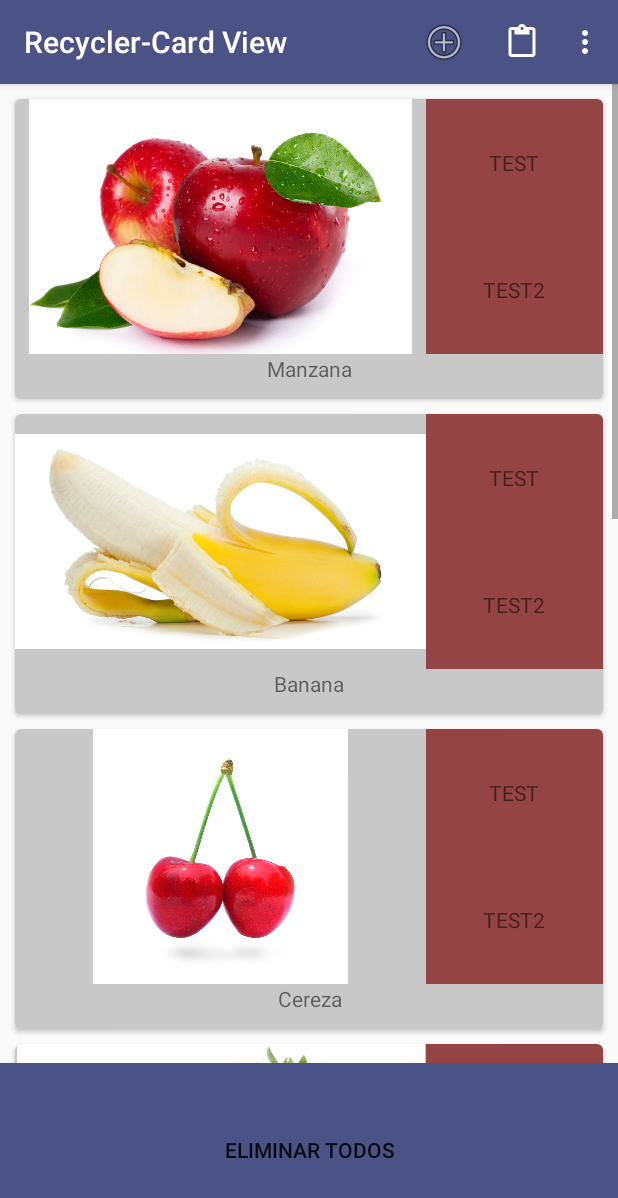
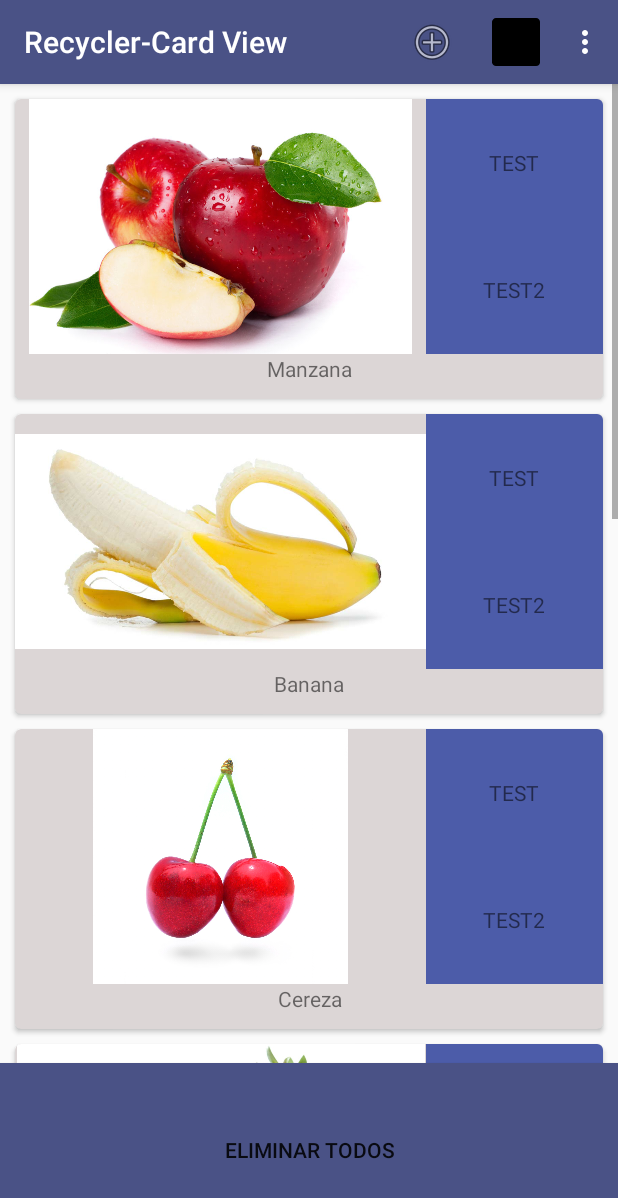
Before and after one commit to YJJProyectos/RecyclerView, an Android app: the MainActivity screen opened directly, with no data from a screen before it, on a phone screen of 412 x 824 dp. Shown: the top 1198 px of the screen. Run offline under Robolectric (Android 15) with nearby library versions, the phone set to English and light mode, and no system bars; our stand-ins replace ButterKnife, Picasso; pictures from the network do not load.

Commit message:
estilos de menu y main

```diff
--- a/app/src/main/res/layout/recycler_view_item.xml
+++ b/app/src/main/res/layout/recycler_view_item.xml
@@ -15,7 +15,7 @@
     android:layout_width="match_parent"
     android:clickable="true"
     android:focusable="true"
-    card_view:cardBackgroundColor="#c9c8c8"
+    card_view:cardBackgroundColor="#dcd6d6"
     android:foreground="?android:attr/selectableItemBackground"
     card_view:cardCornerRadius="4dp"
     xmlns:android="http://schemas.android.com/apk/res/android">
@@ -39,7 +39,7 @@
                 android:layout_width="0dp"
                 android:layout_weight="0.3"
                 android:layout_height="match_parent"
-                android:background="#944444"
+                android:background="#4c5ca9"
                 android:orientation="vertical">
                 <TextView
                     android:id="@+id/textTest"
--- a/app/src/main/res/menu/menu.xml
+++ b/app/src/main/res/menu/menu.xml
@@ -9,7 +9,7 @@
         app:showAsAction="always"></item>
     <item
         android:id="@+id/cambiarGrilla"
-        android:icon="?android:attr/actionModePasteDrawable"
+        android:icon="@mipmap/ic_list"
         android:title="Cambiar Grilla"
         app:showAsAction="always"></item>
     <item
--- /dev/null
+++ b/app/src/main/res/mipmap-anydpi-v26/ic_list.xml
@@ -0,0 +1,5 @@
+<?xml version="1.0" encoding="utf-8"?>
+<adaptive-icon xmlns:android="http://schemas.android.com/apk/res/android">
+    <!--<background android:drawable="@mipmap/ic_list_background"/>-->
+    <foreground android:drawable="@mipmap/ic_list_foreground"/>
+</adaptive-icon>
--- /dev/null
+++ b/app/src/main/res/mipmap-anydpi-v26/ic_list_round.xml
@@ -0,0 +1,5 @@
+<?xml version="1.0" encoding="utf-8"?>
+<adaptive-icon xmlns:android="http://schemas.android.com/apk/res/android">
+    <!--<background android:drawable="@mipmap/ic_list_background"/>-->
+    <foreground android:drawable="@mipmap/ic_list_foreground"/>
+</adaptive-icon>
```
Also changed, not shown: app/src/main/ic_list-web.png (added), app/src/main/res/mipmap-hdpi/ic_list.png (added), app/src/main/res/mipmap-hdpi/ic_list_foreground.png (added), app/src/main/res/mipmap-hdpi/ic_list_round.png (added), app/src/main/res/mipmap-mdpi/ic_list.png (added), app/src/main/res/mipmap-mdpi/ic_list_foreground.png (added), app/src/main/res/mipmap-mdpi/ic_list_round.png (added), app/src/main/res/mipmap-xhdpi/ic_list.png (added), app/src/main/res/mipmap-xhdpi/ic_list_foreground.png (added), app/src/main/res/mipmap-xhdpi/ic_list_round.png (added), app/src/main/res/mipmap-xxhdpi/ic_list.png (added), app/src/main/res/mipmap-xxhdpi/ic_list_foreground.png (added), app/src/main/res/mipmap-xxhdpi/ic_list_round.png (added), app/src/main/res/mipmap-xxxhdpi/ic_list.png (added), 2 more files.
